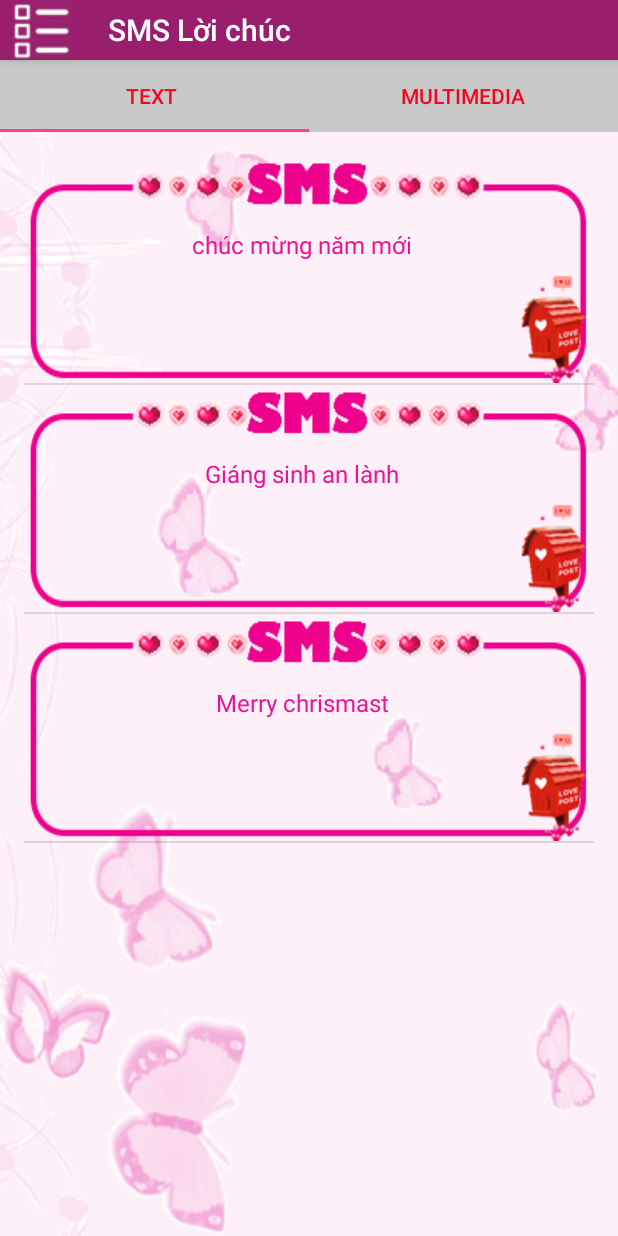
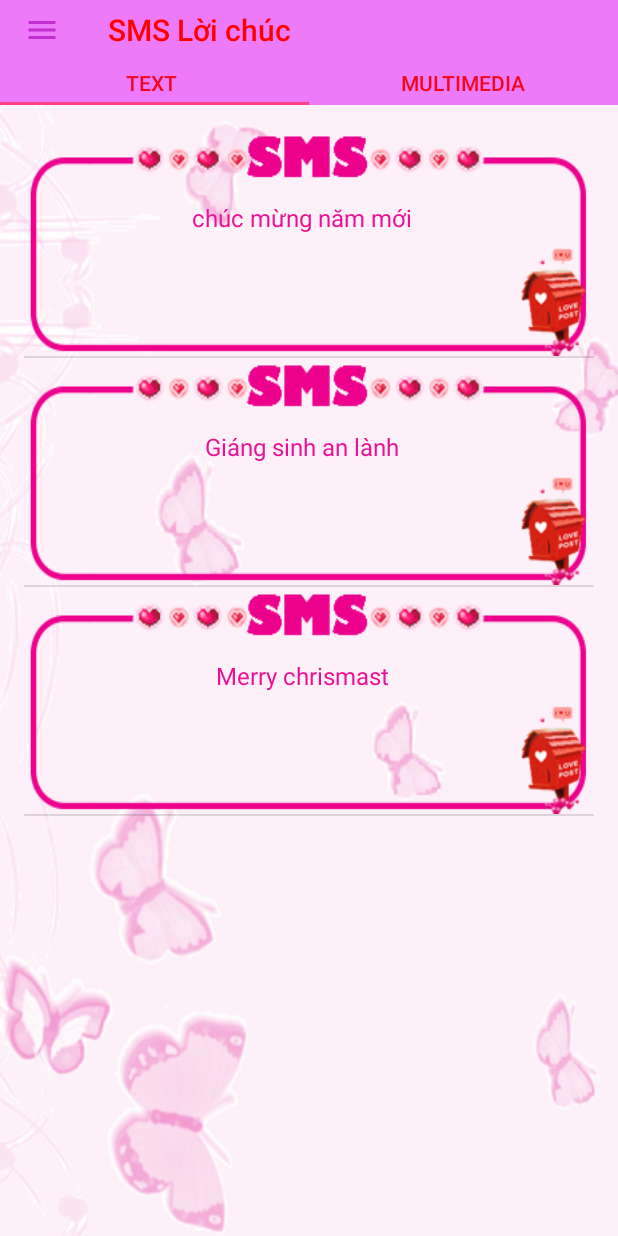
Before and after one commit to hailoan/Loichuc, an Android app: the screen it shows after launch (Main2_), after a tap on an icon or button, on a phone screen of 412 x 824 dp. Run offline under Robolectric (Android 15) with nearby library versions, the phone set to English and light mode, and no system bars; 1 statement that could not run was skipped.

Commit message:
pushLoan+hang

```diff
--- a/app/src/main/AndroidManifest.xml
+++ b/app/src/main/AndroidManifest.xml
@@ -11,7 +11,6 @@
         <activity android:name=".MainActivity">
             <intent-filter>
                 <action android:name="android.intent.action.MAIN" />
-
                 <category android:name="android.intent.category.LAUNCHER" />
             </intent-filter>
         </activity>
--- a/app/src/main/java/android/hailoan/devpro/app_loichuc/Main2_.java
+++ b/app/src/main/java/android/hailoan/devpro/app_loichuc/Main2_.java
@@ -1,6 +1,7 @@
 package android.hailoan.devpro.app_loichuc;
 
 import android.content.Intent;
+import android.graphics.Color;
 import android.hailoan.devpro.app_loichuc.NoiDungTinNhan.Pager_adapter;
 import android.hailoan.devpro.app_loichuc.NoiDungTinNhan.TextSMSFragment;
 import android.hailoan.devpro.app_loichuc.NoiDungTinNhan.item_listleft;
@@ -19,7 +20,13 @@
 import android.widget.Toast;
 
 import java.util.ArrayList;
+import android.support.v7.widget.Toolbar;
+import android.view.MenuItem;
+import android.view.View;
+import android.widget.AdapterView;
+import android.widget.ListView;
 
+import java.util.ArrayList;
 public class Main2_ extends AppCompatActivity {
     private int values;
     private ListView ls_view;
@@ -36,8 +43,11 @@
         super.onCreate(savedInstanceState);
         setContentView(R.layout.activity_main2_);
         values = (int) getIntent().getExtras().getSerializable("K");
-        getSupportActionBar().setDisplayHomeAsUpEnabled(true);
-        getSupportActionBar().setHomeAsUpIndicator(R.drawable.list_view);
+        Toolbar toolbar = (Toolbar) findViewById(R.id.toolbar);
+        setSupportActionBar(toolbar);
+        toolbar.setNavigationIcon(R.drawable.ic_menu_black_24dp);
+        toolbar.setTitle("");
+        toolbar.setTitleTextColor(Color.RED);
         createViewPager();
         createDrawer();
 
@@ -70,6 +80,7 @@
             values=i+1;
             adapter=new Pager_adapter(manager,values);
             adapter.notifyDataSetChanged();
+            pager.invalidate();
             drawerLayout.closeDrawer(ls_view);
         }
     };
--- a/app/src/main/java/android/hailoan/devpro/app_loichuc/MainActivity.java
+++ b/app/src/main/java/android/hailoan/devpro/app_loichuc/MainActivity.java
@@ -19,7 +19,7 @@
     protected void onCreate(Bundle savedInstanceState) {
         super.onCreate(savedInstanceState);
         setContentView(R.layout.activity_main);
-        getSupportActionBar().hide();
+
         init();
 
     }
--- a/app/src/main/java/android/hailoan/devpro/app_loichuc/NoiDungTinNhan/MultimediaFragment.java
+++ b/app/src/main/java/android/hailoan/devpro/app_loichuc/NoiDungTinNhan/MultimediaFragment.java
@@ -18,9 +18,10 @@
 public class MultimediaFragment extends Fragment {
     ListView listMulti;
     Adapter_fragment adapter_multi;
-
-    public MultimediaFragment() {
+private int k;
+    public MultimediaFragment(int k) {
         // Required empty public constructor
+    this.k=k;
     }
 
 
--- a/app/src/main/java/android/hailoan/devpro/app_loichuc/NoiDungTinNhan/Pager_adapter.java
+++ b/app/src/main/java/android/hailoan/devpro/app_loichuc/NoiDungTinNhan/Pager_adapter.java
@@ -4,6 +4,7 @@
 import android.support.v4.app.Fragment;
 import android.support.v4.app.FragmentManager;
 import android.support.v4.app.FragmentStatePagerAdapter;
+import android.text.style.UpdateLayout;
 import android.widget.Toast;
 
 import java.util.ArrayList;
@@ -14,7 +15,7 @@
 
 public class Pager_adapter extends FragmentStatePagerAdapter {
     private int k;
-
+    Fragment frag;
     public int getK() {
         return k;
     }
@@ -30,16 +31,16 @@
 
     @Override
     public Fragment getItem(int position) {
-        Fragment frag = null;
+
         Bundle bundle=new Bundle();
         switch (position) {
             case 0:
-                bundle.putInt("K",getK());
-                frag = new TextSMSFragment();
-                frag.setArguments(bundle);
+
+                frag = new TextSMSFragment(this.k);
+
                 break;
             case 1:
-                frag = new MultimediaFragment();
+                frag = new MultimediaFragment(this.k);
                 break;
         }
         return frag;
--- a/app/src/main/java/android/hailoan/devpro/app_loichuc/NoiDungTinNhan/TextSMSFragment.java
+++ b/app/src/main/java/android/hailoan/devpro/app_loichuc/NoiDungTinNhan/TextSMSFragment.java
@@ -9,6 +9,7 @@
 import android.support.v4.app.Fragment;
 import android.support.v7.widget.LinearLayoutManager;
 import android.support.v7.widget.RecyclerView;
+import android.text.style.UpdateLayout;
 import android.view.LayoutInflater;
 import android.view.View;
 import android.view.ViewGroup;
@@ -25,12 +26,11 @@
 public class TextSMSFragment extends Fragment {
     ListView lsview;
     Adapter_fragment adapter_fragment;
-    private int k;
     private ArrayList<String> lsdata;
-
-    public TextSMSFragment() {
+private int k;
+    public TextSMSFragment(int k) {
         // Required empty public constructor
-
+this.k=k;
     }
 
 
@@ -39,7 +39,6 @@
                              Bundle savedInstanceState) {
         View view = inflater.inflate(R.layout.fragment_text_sm, container, false);
         lsview = (ListView) view.findViewById(R.id.lsviewtxt);
-        k=getArguments().getInt("K");
         switch (k) {
             case 1: {
                 lsdata = getdatannoel();
--- /dev/null
+++ b/app/src/main/res/drawable/ic_menu_black_24dp.xml
@@ -0,0 +1,9 @@
+<vector xmlns:android="http://schemas.android.com/apk/res/android"
+        android:width="24dp"
+        android:height="24dp"
+        android:viewportWidth="24.0"
+        android:viewportHeight="24.0">
+    <path
+        android:fillColor="#C42ED1"
+        android:pathData="M3,18h18v-2L3,16v2zM3,13h18v-2L3,11v2zM3,6v2h18L21,6L3,6z"/>
+</vector>
--- a/app/src/main/res/layout/activity_main2_.xml
+++ b/app/src/main/res/layout/activity_main2_.xml
@@ -7,33 +7,41 @@
 
     <FrameLayout
         android:layout_width="match_parent"
-        android:layout_height="match_parent"
-        >
+        android:layout_height="match_parent">
+
         <RelativeLayout xmlns:android="http://schemas.android.com/apk/res/android"
+            xmlns:app="http://schemas.android.com/apk/res-auto"
             xmlns:tools="http://schemas.android.com/tools"
             android:layout_width="match_parent"
             android:layout_height="match_parent"
-            xmlns:app="http://schemas.android.com/apk/res-auto"
             tools:context=".MainActivity">
+
+            <android.support.v7.widget.Toolbar xmlns:android="http://schemas.android.com/apk/res/android"
+                android:id="@+id/toolbar"
+                android:layout_width="match_parent"
+                android:layout_height="40dp"
+                android:background="#ee79f9"
+                android:minHeight="?attr/actionBarSize"></android.support.v7.widget.Toolbar>
+
             <android.support.design.widget.TabLayout
-                android:background="#c8c8c9"
-                android:layout_alignParentTop="true"
                 android:id="@+id/tab_layout"
                 android:layout_width="match_parent"
-                android:layout_height="48dp"
+                android:layout_height="30dp"
+                android:layout_below="@+id/toolbar"
+                android:background="#ee79f9"
                 app:tabSelectedTextColor="#f1071b"
-                app:tabTextColor="#f1071b"
-                >
+                app:tabTextColor="#f1071b">
 
             </android.support.design.widget.TabLayout>
+
             <android.support.v4.view.ViewPager
-                android:layout_below="@id/tab_layout"
                 android:id="@+id/view_pager"
                 android:layout_width="match_parent"
                 android:layout_height="match_parent"
-                />
+                android:layout_below="@id/tab_layout" />
         </RelativeLayout>
     </FrameLayout>
+
 
     <ListView
 
@@ -43,8 +51,7 @@
         android:layout_gravity="start"
         android:background="@drawable/b0"
         android:divider="#f4f3f3"
-        android:dividerHeight="0.5dp"
-       >
+        android:dividerHeight="0.5dp">
 
     </ListView>
 
--- a/app/src/main/res/values/styles.xml
+++ b/app/src/main/res/values/styles.xml
@@ -1,12 +1,11 @@
 <resources>
 
     <!-- Base application theme. -->
-    <style name="AppTheme" parent="Theme.AppCompat.Light.DarkActionBar">
+    <style name="AppTheme" parent="Theme.AppCompat.Light.NoActionBar">
         <!-- Customize your theme here. -->
         <item name="colorPrimary">@color/colorPrimary</item>
         <item name="colorPrimaryDark">@color/colorPrimaryDark</item>
         <item name="colorAccent">@color/colorAccent</item>
-        <item name="actionBarSize">40dp</item>
     </style>
     <style name="text_rc_view" parent="android:Widget.TextView">
         <item name="android:textColor">#ea1294</item>
```
